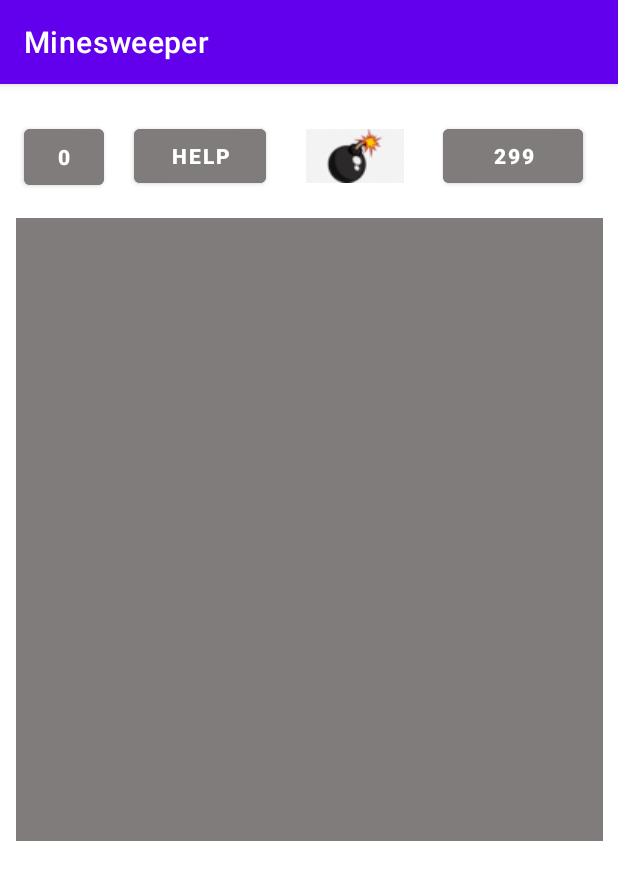
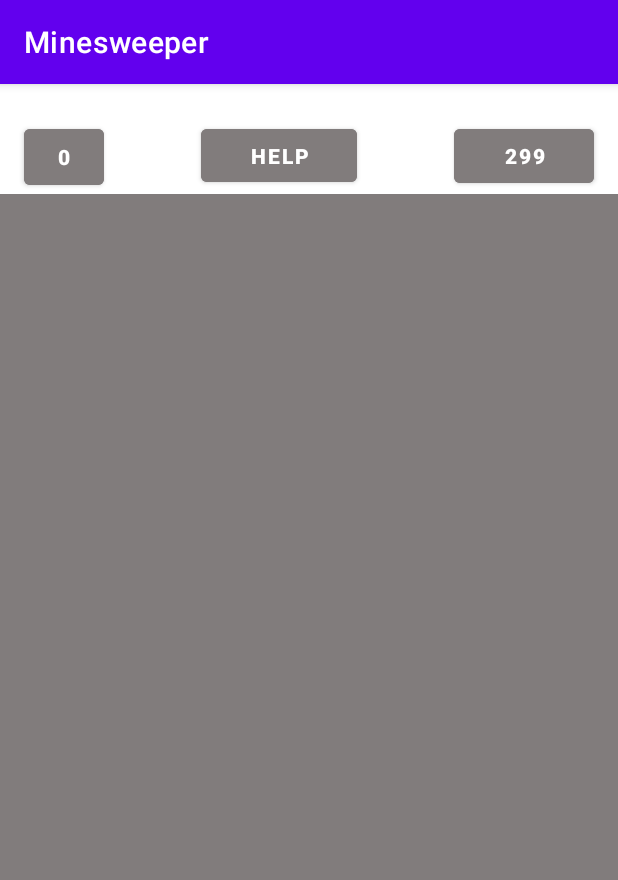
Before and after one commit to Miguel-hash85/Buscaminas, an Android app: the Game screen opened directly, with no data from a screen before it, on a phone screen of 412 x 824 dp. Shown: the top 880 px of the screen. Run offline under Robolectric (Android 15) with nearby library versions, the phone set to English and light mode, and no system bars; Roboto replaces fonts that are not available here; 1 statement that could not run was skipped.

Commit message:
banderita hecha

```diff
--- a/app/src/main/res/layout/activity_game.xml
+++ b/app/src/main/res/layout/activity_game.xml
@@ -22,53 +22,39 @@
 
     <Button
         android:id="@+id/buttonHelp"
-        android:layout_width="wrap_content"
-        android:layout_height="wrap_content"
-        android:layout_marginStart="20dp"
+        android:layout_width="104dp"
+        android:layout_height="47dp"
+        android:layout_marginStart="80dp"
         android:layout_marginTop="24dp"
+        android:layout_marginEnd="80dp"
         android:backgroundTint="#817C7C"
         android:text="@string/help"
         android:textStyle="bold"
+        app:layout_constraintEnd_toStartOf="@+id/buttonClock"
         app:layout_constraintStart_toEndOf="@+id/buttonBombCount"
         app:layout_constraintTop_toTopOf="parent" />
-
-    <ImageButton
-        android:id="@+id/imageButtonBomb"
-        android:layout_width="70dp"
-        android:layout_height="48dp"
-        android:layout_marginStart="24dp"
-        android:layout_marginTop="24dp"
-        app:layout_constraintStart_toEndOf="@+id/buttonHelp"
-        app:layout_constraintTop_toTopOf="parent"
-        app:srcCompat="@drawable/bomba"
-        tools:ignore="SpeakableTextPresentCheck" />
 
     <Button
         android:id="@+id/buttonClock"
         style="@style/Widget.MaterialComponents.Button"
         android:layout_width="93dp"
         android:layout_height="48dp"
-        android:layout_marginStart="10dp"
         android:layout_marginTop="24dp"
         android:layout_marginEnd="16dp"
         android:backgroundTint="#817C7C"
         android:text="@string/clock"
         android:textStyle="bold"
         app:layout_constraintEnd_toEndOf="parent"
-        app:layout_constraintHorizontal_bias="0.666"
-        app:layout_constraintStart_toEndOf="@+id/imageButtonBomb"
         app:layout_constraintTop_toTopOf="parent"
         tools:text="@string/clock" />
 
     <androidx.gridlayout.widget.GridLayout
         android:id="@+id/gridLayout"
-        android:layout_width="391dp"
-        android:layout_height="415dp"
-        android:layout_marginStart="10dp"
-        android:layout_marginTop="16dp"
-        android:layout_marginEnd="10dp"
+        android:layout_width="0dp"
+        android:layout_height="0dp"
         android:background="#817C7C"
         android:backgroundTint="#817C7C"
+        app:layout_constraintBottom_toBottomOf="parent"
         app:layout_constraintEnd_toEndOf="parent"
         app:layout_constraintStart_toStartOf="parent"
         app:layout_constraintTop_toBottomOf="@+id/buttonBombCount">
```
Also changed, not shown: app/src/main/java/com/example/buscaminas/Game.java (+26 -3 lines), app/src/main/res/drawable/malzahar.png (added).
